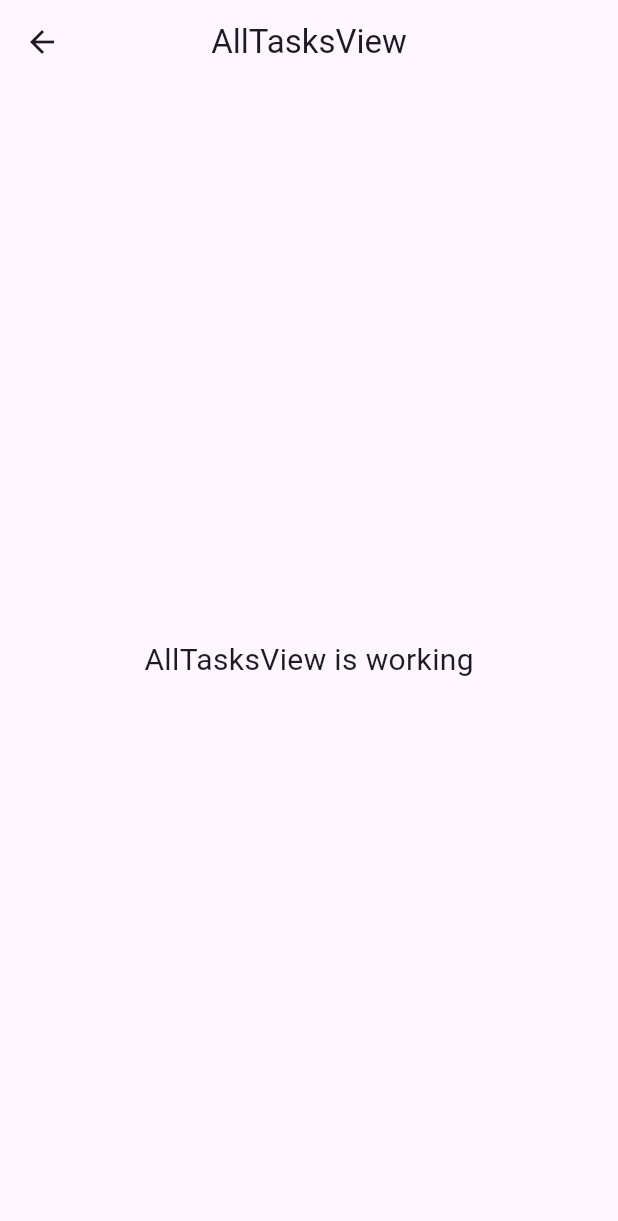
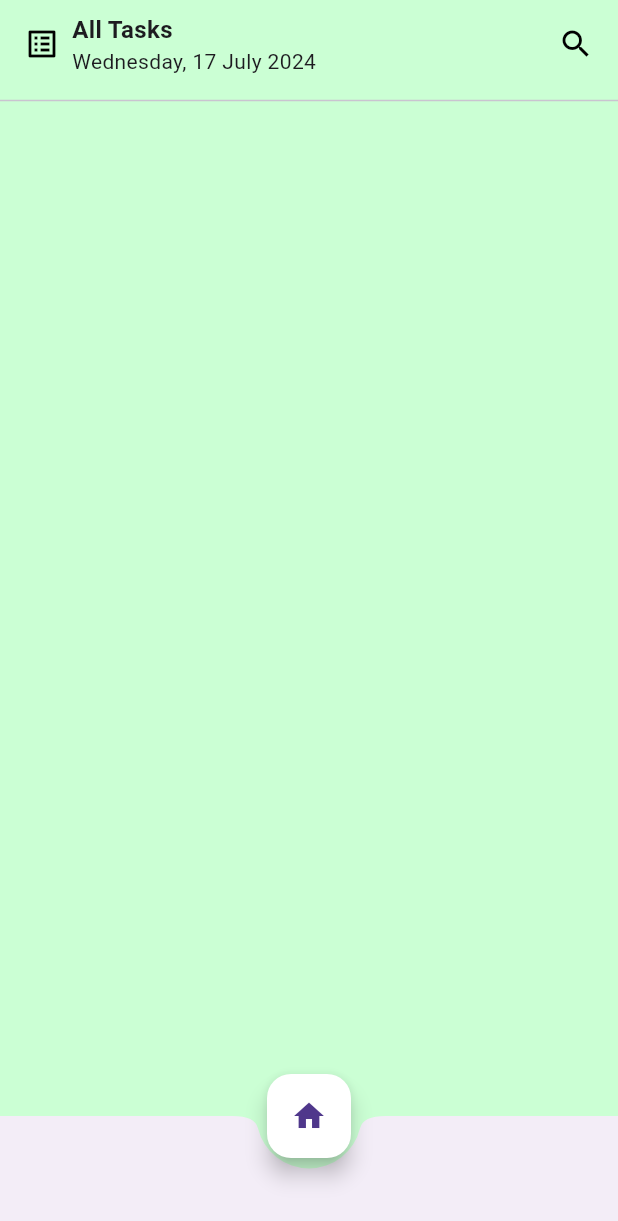
Before and after one commit to LawlietEL/project_tdlist, a Flutter app: the AllTasksView screen opened by its route, on a phone screen of 412 x 824 dp. Shown: the top 1221 px of the screen. Run offline on Flutter 3.47's test engine with Material 3 defaults, Android fonts, the phone set to English and light mode, and no system bars; our stand-ins replace dio, flutter_secure_storage, get; accounts and stored records are empty.

Commit message:
menambahkan api, model, controller, view all tasks. menambahkan logika di view & controller todays - important.

```diff
--- a/lib/app/modules/all_tasks/views/all_tasks_view.dart
+++ b/lib/app/modules/all_tasks/views/all_tasks_view.dart
@@ -1,24 +1,63 @@
 import 'package:flutter/material.dart';
-
 import 'package:get/get.dart';
-
-import '../controllers/all_tasks_controller.dart';
+import 'package:intl/intl.dart';
+import 'package:project_tdlist/app/modules/all_tasks/controllers/all_tasks_controller.dart';
+import 'package:project_tdlist/app/widget/custom_bottom_bar.dart';
 
 class AllTasksView extends GetView<AllTasksController> {
   const AllTasksView({Key? key}) : super(key: key);
+
   @override
   Widget build(BuildContext context) {
+    // Ensure the controller is accessible
+    final AllTasksController pageController = Get.find<AllTasksController>();
+
     return Scaffold(
-      appBar: AppBar(
-        title: const Text('AllTasksView'),
-        centerTitle: true,
+      backgroundColor: const Color(0xFFCBFFD4),
+      body: Column(
+        children: [
+          Padding(
+            padding:
+                const EdgeInsets.symmetric(horizontal: 16.0, vertical: 8.0),
+            child: Row(
+              children: [
+                const Icon(Icons.list_alt, color: Colors.black),
+                const SizedBox(width: 8),
+                Column(
+                  crossAxisAlignment: CrossAxisAlignment.start,
+                  children: [
+                    const Text(
+                      'All Tasks',
+                      style: TextStyle(
+                        fontSize: 16,
+                        fontWeight: FontWeight.bold,
+                      ),
+                    ),
+                    Text(
+                      DateFormat('EEEE, d MMMM yyyy').format(DateTime.now()),
+                    ),
+                  ],
+                ),
+                const Spacer(),
+                const Icon(Icons.search, color: Colors.black),
+              ],
+            ),
+          ),
+          const Divider(),
+        ],
       ),
-      body: const Center(
-        child: Text(
-          'AllTasksView is working',
-          style: TextStyle(fontSize: 20),
-        ),
+      floatingActionButton: FloatingActionButton(
+        onPressed: () =>
+            pageController.changePage(0), // Call the changePage method
+        child: Obx(() => Icon(
+              pageController.pageIndex.value == 0
+                  ? Icons.home
+                  : Icons.home_outlined,
+            )),
+        backgroundColor: Colors.white,
       ),
+      floatingActionButtonLocation: FloatingActionButtonLocation.centerDocked,
+      bottomNavigationBar: const CustomBottomNavigationBar(),
     );
   }
 }
--- a/lib/app/modules/home/views/home_view.dart
+++ b/lib/app/modules/home/views/home_view.dart
@@ -134,7 +134,7 @@ class HomeView extends StatelessWidget {
             },
           ),
           ListTile(
-            leading: const Icon(Icons.schedule, color: Colors.black),
+            leading: const Icon(Icons.list_alt_outlined, color: Colors.black),
             title: const Text('All Tasks'),
             onTap: () {
               Get.toNamed('/all-tasks');
--- a/lib/app/widget/custom_bottom_bar.dart
+++ b/lib/app/widget/custom_bottom_bar.dart
@@ -7,15 +7,15 @@ class CustomBottomNavigationBar extends StatelessWidget {
   Widget build(BuildContext context) {
     return BottomAppBar(
       shape: const CircularNotchedRectangle(),
-      notchMargin: 8.0,
+      notchMargin: 7.0,
       child: SizedBox(
         height: 65,
         child: Row(
           mainAxisAlignment: MainAxisAlignment.spaceAround,
           children: <Widget>[
             // This space is to center the FAB
-            SizedBox(width: MediaQuery.of(context).size.width / 2 - 32),
-            SizedBox(width: MediaQuery.of(context).size.width / 2 - 32),
+            SizedBox(width: MediaQuery.of(context).size.width / 2 - 20),
+            SizedBox(width: MediaQuery.of(context).size.width / 2 - 20),
           ],
         ),
       ),
--- a/pubspec.yaml
+++ b/pubspec.yaml
@@ -12,6 +12,7 @@ dependencies:
     sdk: flutter
   dio: ^5.4.3+1
   flutter_secure_storage: ^9.2.2
+  intl: ^0.17.0 # Add the intl package with the latest version
 
 dev_dependencies:
   flutter_lints: ^3.0.0
```
Also changed, not shown: lib/app/data/API/task_api.dart (added, +34 -0 lines), lib/app/data/models/task_model.dart (added, +10 -0 lines), lib/app/modules/all_tasks/controllers/all_tasks_controller.dart (+5 -17 lines), lib/app/modules/all_tasks/controllers/task_model.dart (added, +85 -0 lines), lib/app/modules/important/controllers/important_controller.dart (+5 -17 lines), lib/app/modules/important/views/important_view.dart (+48 -8 lines), lib/app/modules/todays/controllers/todays_controller.dart (+5 -17 lines), lib/app/modules/todays/views/todays_view.dart (+51 -11 lines), pubspec.lock.
